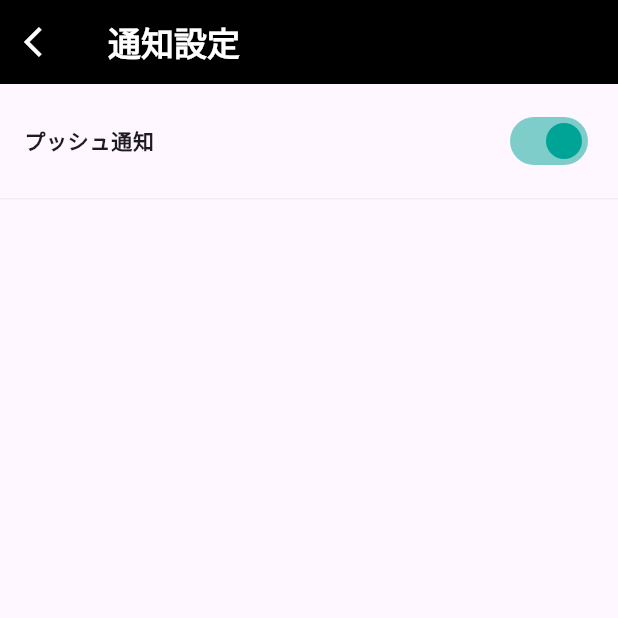
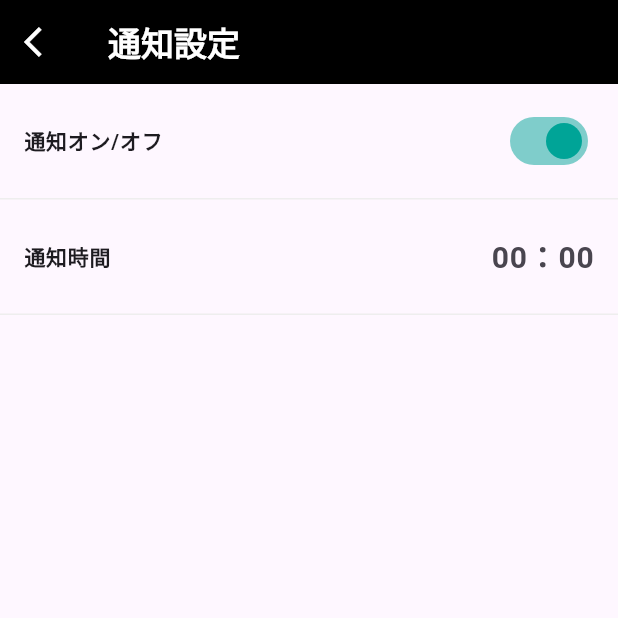
Before and after one commit to taiseidev/meditation-life, a Flutter app: the NotificationPage screen opened directly, on a phone screen of 412 x 824 dp, the top half of it. Run offline on Flutter 3.47's test engine with Material 2 defaults, Android fonts, the phone set to English and light mode, and no system bars; our stand-ins replace animated_bottom_navigation_bar, cached_network_image, cloud_firestore, device_preview, firebase_auth, firebase_core and 10 more; missing offline and left inert: day_night_time_picker; accounts and stored records are empty; generated files the repository leaves out were written again; network calls fail; statements that could not run were skipped.

Commit message:
🚀 Add Notification

```diff
--- a/lib/features/notification/notification_page.dart
+++ b/lib/features/notification/notification_page.dart
@@ -1,7 +1,6 @@
+import 'package:day_night_time_picker/day_night_time_picker.dart';
 import 'package:flutter/material.dart';
-import 'package:hooks_riverpod/hooks_riverpod.dart';
 import 'package:meditation_life/shared/res/color.dart';
-import 'package:meditation_life/utils/vibration_util.dart';
 
 class NotificationPage extends StatefulWidget {
   const NotificationPage({super.key});
@@ -12,8 +11,6 @@ class NotificationPage extends StatefulWidget {
 
 class NotificationPageState extends State<NotificationPage> {
   bool _pushNotifications = true;
-  final bool _emailNotifications = true;
-  final bool _inAppNotifications = true;
 
   @override
   Widget build(BuildContext context) {
@@ -38,20 +35,22 @@ class NotificationPageState extends State<NotificationPage> {
       ),
       body: Column(
         children: [
-          Consumer(
-            builder: (context, ref, child) {
-              return _SettingsSwitchTile(
-                title: 'プッシュ通知',
+          _SettingsSwitchTile(
+            title: '通知オン/オフ',
             value: _pushNotifications,
             onChanged: (value) {
-                  ref
-                      .read(vibrationProvider)
-                      .impact(HapticFeedbackType.mediumImpact);
               setState(() {
                 _pushNotifications = value;
               });
             },
-              );
+          ),
+          _NotificationDateTile(
+            title: 'プッシュ通知',
+            value: _pushNotifications,
+            onChanged: (value) {
+              setState(() {
+                _pushNotifications = value;
+              });
             },
           )
         ],
@@ -100,3 +99,58 @@ class _SettingsSwitchTile extends StatelessWidget {
     );
   }
 }
+
+class _NotificationDateTile extends StatelessWidget {
+  final String title;
+  final bool value;
+  final Function(bool) onChanged;
+
+  const _NotificationDateTile({
+    required this.title,
+    required this.value,
+    required this.onChanged,
+  });
+
+  @override
+  Widget build(BuildContext context) {
+    return Container(
+      decoration: BoxDecoration(
+        border: Border(
+          bottom: BorderSide(
+            color: Colors.grey[200]!,
+          ),
+        ),
+      ),
+      child: ListTile(
+        contentPadding:
+            const EdgeInsets.symmetric(horizontal: 16, vertical: 10),
+        title: const Text(
+          "通知時間",
+          style: TextStyle(
+            fontSize: 14,
+            fontWeight: FontWeight.bold,
+          ),
+        ),
+        trailing: GestureDetector(
+          onTap: () => Navigator.of(context).push(
+            showPicker(
+              context: context,
+              value: Time(hour: 10, minute: 30),
+              sunrise: const TimeOfDay(hour: 6, minute: 0),
+              sunset: const TimeOfDay(hour: 18, minute: 0),
+              duskSpanInMinutes: 120, // optional
+              onChange: (time) {},
+            ),
+          ),
+          child: const Text(
+            "00：00",
+            style: TextStyle(
+              fontSize: 20,
+              fontWeight: FontWeight.bold,
+            ),
+          ),
+        ),
+      ),
+    );
+  }
+}
```
Also changed, not shown: lib/main.dart (+71 -2 lines), pubspec.yaml (+7 -0 lines), pubspec.lock, 5 other files. Lines whose indentation alone changed are shown as unchanged.
